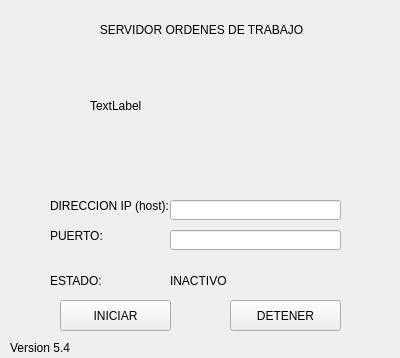
Before: the Qt Designer form servidor.ui in Huber-Ticona/SAGOT_servidor, drawn with Qt 5.
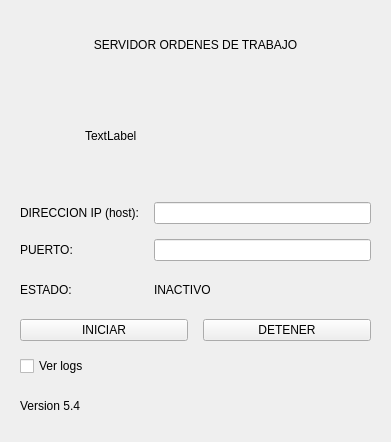
After: the same form once the commit is applied.

Commit message: SE AÑADIO FUNCION PARA BUSQUEDA DE GUIAS Y DOCUMENTOS X CLIENTE

```diff
--- a/servidor.ui
+++ b/servidor.ui
@@ -6,158 +6,180 @@
    <rect>
     <x>0</x>
     <y>0</y>
-    <width>400</width>
-    <height>358</height>
+    <width>391</width>
+    <height>442</height>
    </rect>
   </property>
+  <property name="sizePolicy">
+   <sizepolicy hsizetype="Expanding" vsizetype="Expanding">
+    <horstretch>0</horstretch>
+    <verstretch>0</verstretch>
+   </sizepolicy>
+  </property>
   <property name="windowTitle">
    <string>Servidor</string>
   </property>
+  <property name="layoutDirection">
+   <enum>Qt::LeftToRight</enum>
+  </property>
   <property name="styleSheet">
    <string notr="true">font: 10pt &quot;Times New Roman&quot;;</string>
   </property>
-  <widget class="QPushButton" name="btn_iniciar">
-   <property name="geometry">
-    <rect>
-     <x>60</x>
-     <y>300</y>
-     <width>111</width>
-     <height>31</height>
-    </rect>
-   </property>
-   <property name="text">
-    <string>INICIAR</string>
-   </property>
-  </widget>
-  <widget class="QLabel" name="label">
-   <property name="geometry">
-    <rect>
-     <x>50</x>
-     <y>190</y>
-     <width>121</width>
-     <height>31</height>
-    </rect>
-   </property>
-   <property name="text">
-    <string>DIRECCION IP (host):</string>
-   </property>
-  </widget>
-  <widget class="QLabel" name="label_2">
-   <property name="geometry">
-    <rect>
-     <x>50</x>
-     <y>220</y>
-     <width>111</width>
-     <height>31</height>
-    </rect>
-   </property>
-   <property name="text">
-    <string>PUERTO:</string>
-   </property>
-  </widget>
-  <widget class="QPushButton" name="btn_detener">
-   <property name="geometry">
-    <rect>
-     <x>230</x>
-     <y>300</y>
-     <width>111</width>
-     <height>31</height>
-    </rect>
-   </property>
-   <property name="text">
-    <string>DETENER</string>
-   </property>
-  </widget>
-  <widget class="QLineEdit" name="txt_puerto">
-   <property name="geometry">
-    <rect>
-     <x>170</x>
-     <y>230</y>
-     <width>171</width>
-     <height>20</height>
-    </rect>
-   </property>
-  </widget>
-  <widget class="QLineEdit" name="txt_host">
-   <property name="geometry">
-    <rect>
-     <x>170</x>
-     <y>200</y>
-     <width>171</width>
-     <height>20</height>
-    </rect>
-   </property>
-  </widget>
-  <widget class="QLabel" name="lb_logo">
-   <property name="geometry">
-    <rect>
-     <x>90</x>
-     <y>50</y>
-     <width>221</width>
-     <height>111</height>
-    </rect>
-   </property>
-   <property name="text">
-    <string>TextLabel</string>
-   </property>
-   <property name="scaledContents">
-    <bool>true</bool>
-   </property>
-  </widget>
-  <widget class="QLabel" name="label_4">
-   <property name="geometry">
-    <rect>
-     <x>6</x>
-     <y>20</y>
-     <width>391</width>
-     <height>20</height>
-    </rect>
-   </property>
-   <property name="text">
-    <string>SERVIDOR ORDENES DE TRABAJO</string>
-   </property>
-   <property name="alignment">
-    <set>Qt::AlignCenter</set>
-   </property>
-  </widget>
-  <widget class="QLabel" name="label_5">
-   <property name="geometry">
-    <rect>
-     <x>50</x>
-     <y>270</y>
-     <width>121</width>
-     <height>21</height>
-    </rect>
-   </property>
-   <property name="text">
-    <string>ESTADO:</string>
-   </property>
-  </widget>
-  <widget class="QLabel" name="lb_estado">
-   <property name="geometry">
-    <rect>
-     <x>170</x>
-     <y>270</y>
-     <width>171</width>
-     <height>21</height>
-    </rect>
-   </property>
-   <property name="text">
-    <string>INACTIVO</string>
-   </property>
-  </widget>
-  <widget class="QLabel" name="label_3">
+  <widget class="QWidget" name="verticalLayoutWidget">
    <property name="geometry">
     <rect>
      <x>10</x>
-     <y>340</y>
-     <width>111</width>
-     <height>16</height>
+     <y>10</y>
+     <width>371</width>
+     <height>421</height>
     </rect>
    </property>
-   <property name="text">
-    <string>Version 5.4</string>
-   </property>
+   <layout class="QVBoxLayout" name="verticalLayout">
+    <property name="spacing">
+     <number>15</number>
+    </property>
+    <property name="leftMargin">
+     <number>10</number>
+    </property>
+    <property name="topMargin">
+     <number>10</number>
+    </property>
+    <property name="rightMargin">
+     <number>10</number>
+    </property>
+    <property name="bottomMargin">
+     <number>10</number>
+    </property>
+    <item>
+     <widget class="QLabel" name="label_4">
+      <property name="maximumSize">
+       <size>
+        <width>1677777</width>
+        <height>50</height>
+       </size>
+      </property>
+      <property name="text">
+       <string>SERVIDOR ORDENES DE TRABAJO</string>
+      </property>
+      <property name="alignment">
+       <set>Qt::AlignCenter</set>
+      </property>
+     </widget>
+    </item>
+    <item>
+     <layout class="QHBoxLayout" name="horizontalLayout_2">
+      <item>
+       <widget class="QLabel" name="lb_logo">
+        <property name="enabled">
+         <bool>true</bool>
+        </property>
+        <property name="maximumSize">
+         <size>
+          <width>220</width>
+          <height>110</height>
+         </size>
+        </property>
+        <property name="acceptDrops">
+         <bool>false</bool>
+        </property>
+        <property name="styleSheet">
+         <string notr="true">*{
+align: center;
+}</string>
+        </property>
+        <property name="frameShadow">
+         <enum>QFrame::Plain</enum>
+        </property>
+        <property name="text">
+         <string>TextLabel</string>
+        </property>
+        <property name="scaledContents">
+         <bool>true</bool>
+        </property>
+       </widget>
+      </item>
+     </layout>
+    </item>
+    <item>
+     <layout class="QGridLayout" name="gridLayout">
+      <item row="0" column="0">
+       <widget class="QLabel" name="label">
+        <property name="text">
+         <string>DIRECCION IP (host):</string>
+        </property>
+       </widget>
+      </item>
+      <item row="2" column="1">
+       <widget class="QLabel" name="lb_estado">
+        <property name="text">
+         <string>INACTIVO</string>
+        </property>
+       </widget>
+      </item>
+      <item row="2" column="0">
+       <widget class="QLabel" name="label_5">
+        <property name="text">
+         <string>ESTADO:</string>
+        </property>
+       </widget>
+      </item>
+      <item row="1" column="0">
+       <widget class="QLabel" name="label_2">
+        <property name="text">
+         <string>PUERTO:</string>
+        </property>
+       </widget>
+      </item>
+      <item row="1" column="1">
+       <widget class="QLineEdit" name="txt_puerto"/>
+      </item>
+      <item row="0" column="1">
+       <widget class="QLineEdit" name="txt_host"/>
+      </item>
+     </layout>
+    </item>
+    <item>
+     <layout class="QHBoxLayout" name="horizontalLayout">
+      <item>
+       <widget class="QPushButton" name="btn_iniciar">
+        <property name="styleSheet">
+         <string notr="true"/>
+        </property>
+        <property name="text">
+         <string>INICIAR</string>
+        </property>
+       </widget>
+      </item>
+      <item>
+       <widget class="QPushButton" name="btn_detener">
+        <property name="text">
+         <string>DETENER</string>
+        </property>
+       </widget>
+      </item>
+     </layout>
+    </item>
+    <item>
+     <widget class="QCheckBox" name="checkBox">
+      <property name="text">
+       <string>Ver logs</string>
+      </property>
+     </widget>
+    </item>
+    <item>
+     <widget class="QLabel" name="label_3">
+      <property name="maximumSize">
+       <size>
+        <width>16777215</width>
+        <height>30</height>
+       </size>
+      </property>
+      <property name="text">
+       <string>Version 5.4</string>
+      </property>
+     </widget>
+    </item>
+   </layout>
   </widget>
  </widget>
  <resources/>
```
The commit also changes 1 other file.
